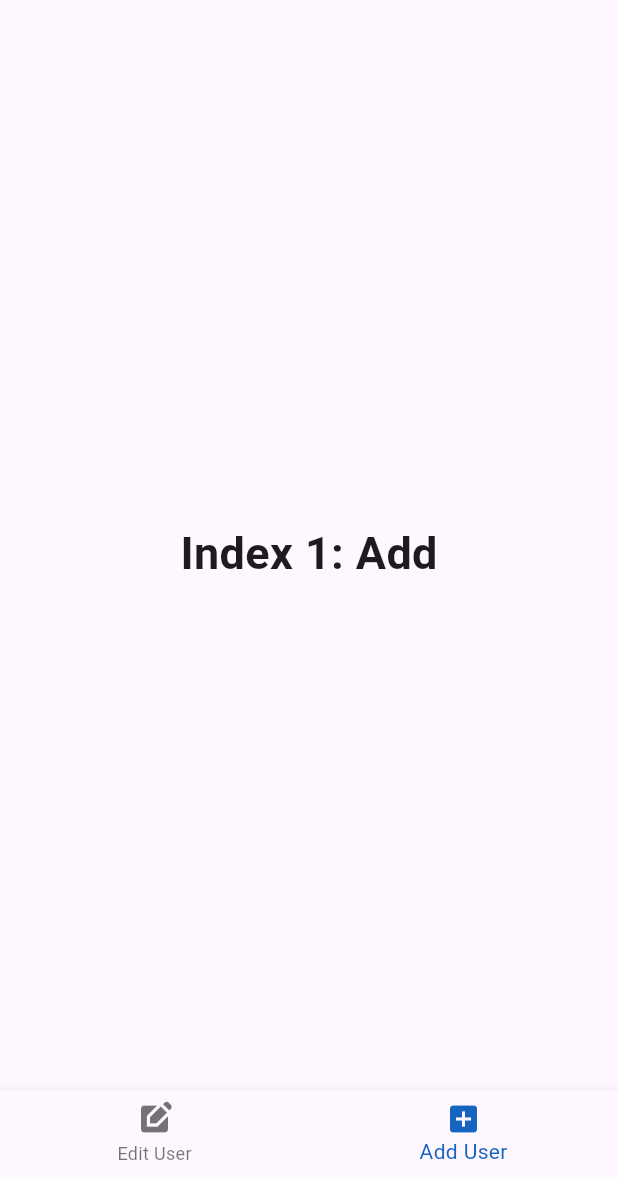
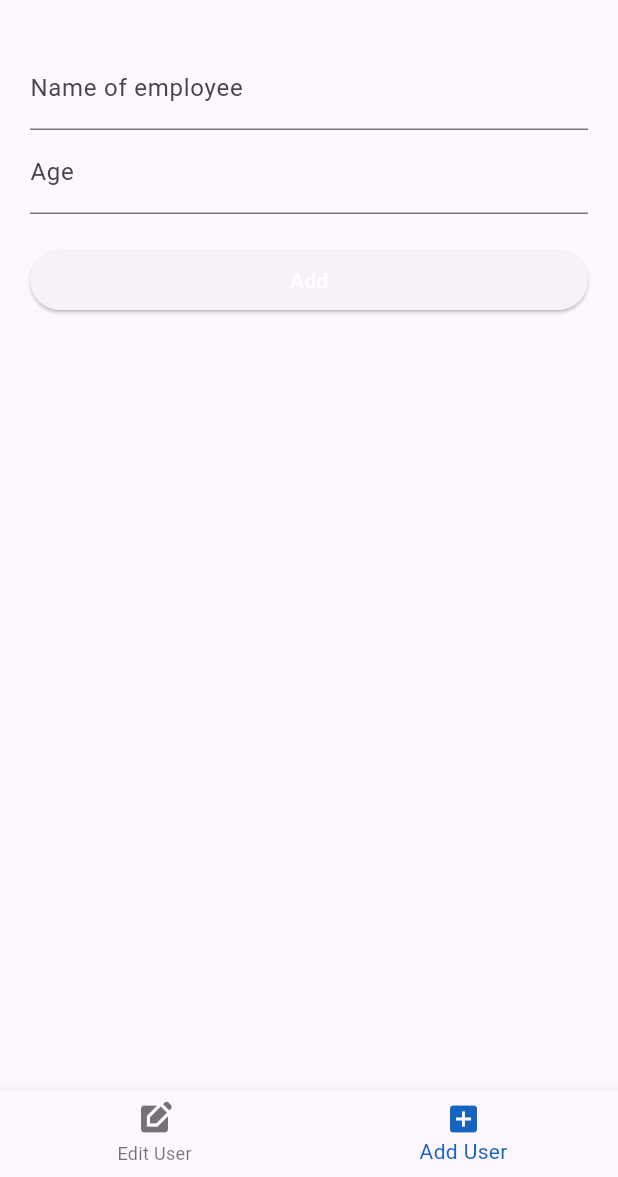
Before and after one commit to aagoel/StitchVault, a Flutter app: the User screen opened directly, item 2 of the bottom bar chosen, on a phone screen of 412 x 824 dp, the part 59-1236 px from its top. Run offline on Flutter 3.47's test engine with Material 2 defaults, Android fonts, the phone set to English and light mode, and no system bars; our stand-ins replace carousel_slider, dots_indicator, objectbox, sqflite; accounts and stored records are empty.

Commit message:
adding some more functionality

```diff
--- /dev/null
+++ b/lib/add_user.dart
@@ -0,0 +1,49 @@
+import 'package:flutter/material.dart';
+
+class LoginPage extends StatefulWidget {
+  @override
+  State<StatefulWidget> createState() => _LoginPageState();
+}
+
+class _LoginPageState extends State<LoginPage> {
+  final GlobalKey<FormState> _formKey = GlobalKey<FormState>();
+
+  @override
+  Widget build(BuildContext context) {
+    final Size screenSize = MediaQuery.of(context).size;
+
+    return Scaffold(
+      // appBar: AppBar(
+      //   title: const Text('Add USer'),
+      // ),
+      body: Container(
+          padding: const EdgeInsets.all(20.0),
+          child: Form(
+            key: _formKey,
+            child: ListView(
+              children: <Widget>[
+                TextFormField(
+                    keyboardType:
+                        TextInputType.name, // Use email input type for emails.
+                    decoration: const InputDecoration(
+                        hintText: 'Admin', labelText: 'Name of employee')),
+                TextFormField(
+                    decoration: const InputDecoration(
+                        hintText: '45', labelText: 'Age')),
+                Container(
+                  width: screenSize.width,
+                  margin: const EdgeInsets.only(top: 20.0),
+                  child: ElevatedButton(
+                    child: const Text(
+                      'Add',
+                      style: TextStyle(color: Colors.white),
+                    ),
+                    onPressed: () => null,
+                  ),
+                )
+              ],
+            ),
+          )),
+    );
+  }
+}
--- /dev/null
+++ b/lib/test_db.dart
@@ -0,0 +1,159 @@
+import 'dart:async';
+
+import 'package:flutter/widgets.dart';
+import 'package:path/path.dart';
+import 'package:sqflite/sqflite.dart';
+import 'package:objectbox/objectbox.dart';
+
+// void main() async {
+//   // Avoid errors caused by flutter upgrade.
+//   // Importing 'package:flutter/widgets.dart' is required.
+//   WidgetsFlutterBinding.ensureInitialized();
+//   // Open the database and store the reference.
+//   final database = openDatabase(
+//     // Set the path to the database. Note: Using the `join` function from the
+//     // `path` package is best practice to ensure the path is correctly
+//     // constructed for each platform.
+//     join(await getDatabasesPath(), 'employee_database.db'),
+//     // When the database is first created, create a table to store employees.
+//     onCreate: (db, version) {
+//       // Run the CREATE TABLE statement on the database.
+//       return db.execute(
+//         'CREATE TABLE employees(id INTEGER PRIMARY KEY, name TEXT, age INTEGER)',
+//       );
+//     },
+//     // Set the version. This executes the onCreate function and provides a
+//     // path to perform database upgrades and downgrades.
+//     version: 1,
+//   );
+
+//   // Define a function that inserts employees into the database
+//   Future<void> insertEmployee(Employee employee) async {
+//     // Get a reference to the database.
+//     final db = await database;
+
+//     // Insert the employee into the correct table. You might also specify the
+//     // `conflictAlgorithm` to use in case the same employee is inserted twice.
+//     //
+//     // In this case, replace any previous data.
+//     await db.insert(
+//       'employees',
+//       employee.toMap(),
+//       conflictAlgorithm: ConflictAlgorithm.replace,
+//     );
+//   }
+
+//   // A method that retrieves all the employees from the employees table.
+//   Future<List<Employee>> employees() async {
+//     // Get a reference to the database.
+//     final db = await database;
+
+//     // Query the table for all The employees.
+//     final List<Map<String, dynamic>> maps = await db.query('employees');
+
+//     // Convert the List<Map<String, dynamic> into a List<employee>.
+//     return List.generate(maps.length, (i) {
+//       return Employee(
+//         id: maps[i]['id'],
+//         name: maps[i]['name'],
+//         age: maps[i]['age'],
+//       );
+//     });
+//   }
+
+//   Future<void> updateEmployee(Employee employee) async {
+//     // Get a reference to the database.
+//     final db = await database;
+
+//     // Update the given employee.
+//     await db.update(
+//       'employees',
+//       employee.toMap(),
+//       // Ensure that the employee has a matching id.
+//       where: 'id = ?',
+//       // Pass the employee's id as a whereArg to prevent SQL injection.
+//       whereArgs: [employee.id],
+//     );
+//   }
+
+//   Future<void> deleteEmployee(int id) async {
+//     // Get a reference to the database.
+//     final db = await database;
+
+//     // Remove the employee from the database.
+//     await db.delete(
+//       'employee',
+//       // Use a `where` clause to delete a specific employee.
+//       where: 'id = ?',
+//       // Pass the employee's id as a whereArg to prevent SQL injection.
+//       whereArgs: [id],
+//     );
+//   }
+
+//   // Create a employee and add it to the employees table
+//   var fido = const Employee(
+//     id: 0,
+//     name: 'Fido',
+//     age: 35,
+//   );
+
+//   await insertEmployee(fido);
+
+//   // Now, use the method above to retrieve all the employees.
+//   print(await employees()); // Prints a list that include Fido.
+
+//   // Update Fido's age and save it to the database.
+//   fido = Employee(
+//     id: fido.id,
+//     name: fido.name,
+//     age: fido.age + 7,
+//   );
+//   await updateEmployee(fido);
+
+//   // Print the updated results.
+//   print(await employees()); // Prints Fido with age 42.
+
+//   // Delete Fido from the database.
+//   await deleteEmployee(fido.id);
+
+//   // Print the list of employees (empty).
+//   print(await employees());
+// }
+
+// class Employee {
+//   final int id;
+//   final String name;
+//   final int age;
+
+//   const Employee({
+//     required this.id,
+//     required this.name,
+//     required this.age,
+//   });
+
+//   // Convert a employee into a Map. The keys must correspond to the names of the
+//   // columns in the database.
+//   Map<String, dynamic> toMap() {
+//     return {
+//       'id': id,
+//       'name': name,
+//       'age': age,
+//     };
+//   }
+
+//   // Implement toString to make it easier to see information about
+//   // each employee when using the print statement.
+//   @override
+//   String toString() {
+//     return 'Employee{id: $id, name: $name, age: $age}';
+//   }
+// }
+
+@Entity()
+class PersonDetail {
+  String name;
+  int personAge;
+  int id;
+
+  PersonDetail({this.name, this.lastName, this.personAge});
+}
--- a/lib/user.dart
+++ b/lib/user.dart
@@ -1,6 +1,8 @@
 import 'package:flutter/material.dart';
+import 'package:new_project/test_db.dart';
 import 'appbar.dart';
 import 'edit_user.dart';
+import 'add_user.dart';
 
 class User extends StatefulWidget {
   const User({super.key});
@@ -12,14 +14,9 @@ class User extends StatefulWidget {
 class _UserBottomNavigationBarExampleState extends State<User> {
   int _selectedIndex = 0;
   final String title = "User";
-  static const TextStyle optionStyle =
-      TextStyle(fontSize: 30, fontWeight: FontWeight.bold);
-  static const List<Widget> _widgetOptions = <Widget>[
-    DropdownButtonExample(),
-    Text(
-      'Index 1: Add',
-      style: optionStyle,
-    ),
+  final List<Widget> _widgetOptions = <Widget>[
+    const DropdownButtonExample(),
+    LoginPage(),
   ];
 
   void _onItemTapped(int index) {
```
Also changed, not shown: pubspec.yaml (+7 -0 lines), pubspec.lock, 1 other file.
